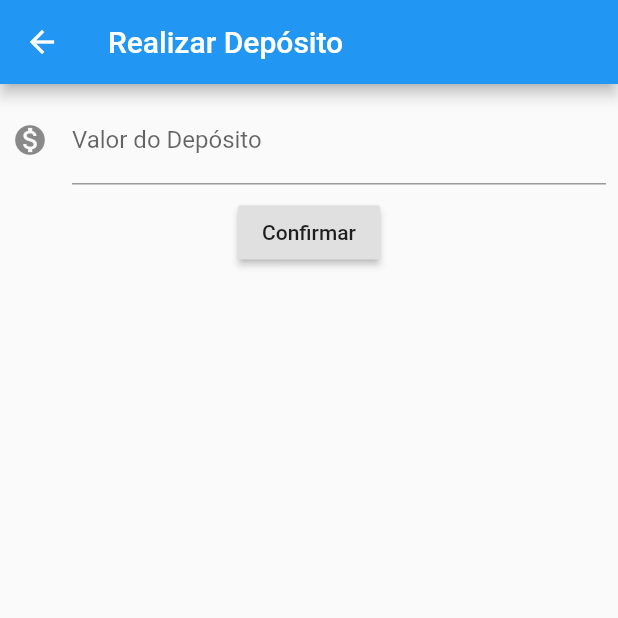
After one commit to igupansini/Studying-Flutter, a Flutter app: the screen it shows after launch, after a tap on "Depositar", on a phone screen of 412 x 824 dp, the top half of it. The commit adds this screen. Run offline on Flutter 3.47's test engine with Material 2 defaults, Android fonts, the phone set to English and light mode, and no system bars.

Commit message:
Depositar

```diff
--- a/bank/lib/screens/dashboard.dart
+++ b/bank/lib/screens/dashboard.dart
@@ -1,7 +1,6 @@
-import 'package:bank/models/balance.dart';
+import 'package:bank/screens/deposit_form_screen.dart';
 import 'package:bank/widgets/balance_card.dart';
 import 'package:flutter/material.dart';
-import 'package:provider/provider.dart';
 
 class Dashboard extends StatelessWidget {
   @override
@@ -16,16 +15,14 @@ class Dashboard extends StatelessWidget {
               child: BalanceCard(),
               alignment: Alignment.topCenter,
             ),
-            Consumer<Balance>(
-              builder: (context, balance, child) {
-                return RaisedButton(
-                  child: Text("Adicionar"),
-                  onPressed: () {
-                    balance.add(10);
-                  },
-                );
+            RaisedButton(
+              child: Text("Depositar"),
+              onPressed: () {
+                Navigator.push(context, MaterialPageRoute(builder: (context) {
+                  return DepositFormScreen();
+                }));
               },
-            ),
+            )
           ],
         ));
   }
--- /dev/null
+++ b/bank/lib/screens/deposit_form_screen.dart
@@ -0,0 +1,45 @@
+import 'package:bank/models/balance.dart';
+import 'package:flutter/material.dart';
+import 'package:provider/provider.dart';
+
+class DepositFormScreen extends StatelessWidget {
+  final TextEditingController _controllerValue = TextEditingController();
+
+  @override
+  Widget build(BuildContext context) {
+    return Scaffold(
+      appBar: AppBar(
+        title: Text("Realizar Depósito"),
+      ),
+      body: SingleChildScrollView(
+        child: Column(
+          children: [
+            Padding(
+              padding: const EdgeInsets.all(8.0),
+              child: TextField(
+                controller: _controllerValue,
+                style: TextStyle(fontSize: 16.0),
+                decoration: InputDecoration(
+                    icon: Icon(Icons.monetization_on),
+                    labelText: "Valor do Depósito",
+                    hintText: "500,00"),
+                keyboardType: TextInputType.number,
+              ),
+            ),
+            RaisedButton(
+              child: Text("Confirmar"),
+              onPressed: () {
+                final double value = double.tryParse(_controllerValue.text);
+
+                if (value != null) {
+                  Provider.of<Balance>(context, listen: false).add(value);
+                  Navigator.pop(context);
+                }
+              },
+            )
+          ],
+        ),
+      ),
+    );
+  }
+}
```
